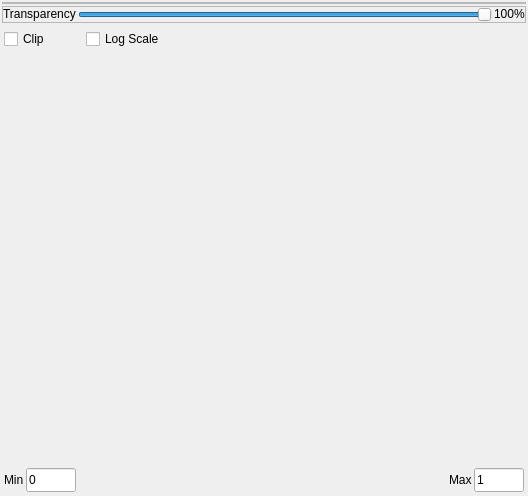
Qt form ui/Ui_display_settings_widget.ui (fuslab-uofu/UCAIR3D) before a commit.
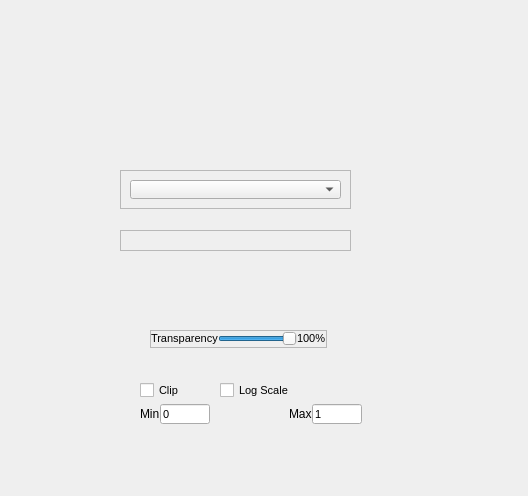
The same form after that commit.

```diff
--- a/ui/Ui_display_settings_widget.ui
+++ b/ui/Ui_display_settings_widget.ui
@@ -34,29 +34,20 @@
   <property name="styleSheet">
    <string notr="true"/>
   </property>
-  <layout class="QVBoxLayout" name="verticalLayout" stretch="0,0,0">
-   <property name="spacing">
-    <number>2</number>
-   </property>
-   <property name="leftMargin">
-    <number>2</number>
-   </property>
-   <property name="topMargin">
-    <number>2</number>
-   </property>
-   <property name="rightMargin">
-    <number>2</number>
-   </property>
-   <property name="bottomMargin">
-    <number>2</number>
-   </property>
-   <item>
     <widget class="QFrame" name="colormap_combo_frame">
+   <property name="geometry">
+    <rect>
+     <x>120</x>
+     <y>230</y>
+     <width>231</width>
+     <height>21</height>
+    </rect>
+   </property>
      <property name="frameShape">
       <enum>QFrame::StyledPanel</enum>
      </property>
      <property name="frameShadow">
-      <enum>QFrame::Raised</enum>
+    <enum>QFrame::Sunken</enum>
      </property>
      <layout class="QHBoxLayout" name="horizontalLayout_11">
       <property name="spacing">
@@ -76,18 +67,24 @@
       </property>
      </layout>
     </widget>
-   </item>
-   <item>
     <widget class="QFrame" name="alpha_slider_frame">
+   <property name="geometry">
+    <rect>
+     <x>150</x>
+     <y>330</y>
+     <width>177</width>
+     <height>18</height>
+    </rect>
+   </property>
      <property name="frameShape">
       <enum>QFrame::StyledPanel</enum>
      </property>
      <property name="frameShadow">
-      <enum>QFrame::Raised</enum>
+    <enum>QFrame::Sunken</enum>
      </property>
      <layout class="QHBoxLayout" name="horizontalLayout_12">
       <property name="spacing">
-       <number>2</number>
+     <number>0</number>
       </property>
       <property name="leftMargin">
        <number>0</number>
@@ -106,7 +103,7 @@
         <property name="font">
          <font>
           <family>Segoe UI</family>
-          <pointsize>9</pointsize>
+        <pointsize>8</pointsize>
          </font>
         </property>
         <property name="text">
@@ -116,6 +113,18 @@
       </item>
       <item alignment="Qt::AlignVCenter">
        <widget class="QSlider" name="transparency_slider">
+      <property name="minimumSize">
+       <size>
+        <width>0</width>
+        <height>16</height>
+       </size>
+      </property>
+      <property name="maximumSize">
+       <size>
+        <width>16777215</width>
+        <height>16</height>
+       </size>
+      </property>
         <property name="maximum">
          <number>100</number>
         </property>
@@ -132,7 +141,7 @@
         <property name="font">
          <font>
           <family>Segoe UI</family>
-          <pointsize>9</pointsize>
+        <pointsize>8</pointsize>
          </font>
         </property>
         <property name="text">
@@ -142,9 +151,15 @@
       </item>
      </layout>
     </widget>
-   </item>
-   <item>
     <widget class="QFrame" name="histogram_frame">
+   <property name="geometry">
+    <rect>
+     <x>140</x>
+     <y>380</y>
+     <width>222</width>
+     <height>44</height>
+    </rect>
+   </property>
      <property name="sizePolicy">
       <sizepolicy hsizetype="Preferred" vsizetype="Preferred">
        <horstretch>0</horstretch>
@@ -159,43 +174,43 @@
      </property>
      <layout class="QVBoxLayout" name="verticalLayout_2" stretch="0,1,0,0">
       <property name="spacing">
-       <number>2</number>
+     <number>0</number>
       </property>
       <property name="leftMargin">
-       <number>2</number>
+     <number>0</number>
       </property>
       <property name="topMargin">
-       <number>2</number>
+     <number>0</number>
       </property>
       <property name="rightMargin">
-       <number>2</number>
+     <number>0</number>
       </property>
       <property name="bottomMargin">
-       <number>2</number>
+     <number>0</number>
       </property>
       <item>
-       <layout class="QHBoxLayout" name="clip_log_layout" stretch="0,2,0">
+     <layout class="QHBoxLayout" name="clip_log_layout" stretch="0,0,2">
         <property name="spacing">
-         <number>2</number>
+       <number>0</number>
         </property>
         <item alignment="Qt::AlignBottom">
          <widget class="QCheckBox" name="clip_checkbox">
           <property name="minimumSize">
            <size>
             <width>80</width>
-            <height>24</height>
+          <height>20</height>
            </size>
           </property>
           <property name="maximumSize">
            <size>
             <width>60</width>
-            <height>24</height>
+          <height>20</height>
            </size>
           </property>
           <property name="font">
            <font>
             <family>Segoe UI</family>
-            <pointsize>9</pointsize>
+          <pointsize>8</pointsize>
            </font>
           </property>
           <property name="text">
@@ -214,19 +229,19 @@
           <property name="minimumSize">
            <size>
             <width>100</width>
-            <height>24</height>
+          <height>20</height>
            </size>
           </property>
           <property name="maximumSize">
            <size>
             <width>100</width>
-            <height>24</height>
+          <height>20</height>
            </size>
           </property>
           <property name="font">
            <font>
             <family>Segoe UI</family>
-            <pointsize>9</pointsize>
+          <pointsize>8</pointsize>
            </font>
           </property>
           <property name="text">
@@ -326,6 +341,9 @@
       </item>
       <item>
        <layout class="QHBoxLayout" name="range_slider_layout" stretch="0,0,0,0,0">
+      <property name="spacing">
+       <number>0</number>
+      </property>
         <item>
          <widget class="QLabel" name="min_label">
           <property name="sizePolicy">
@@ -337,13 +355,13 @@
           <property name="minimumSize">
            <size>
             <width>0</width>
-            <height>24</height>
+          <height>20</height>
            </size>
           </property>
           <property name="maximumSize">
            <size>
             <width>16777215</width>
-            <height>24</height>
+          <height>20</height>
            </size>
           </property>
           <property name="font">
@@ -368,19 +386,19 @@
           <property name="minimumSize">
            <size>
             <width>0</width>
-            <height>24</height>
+          <height>20</height>
            </size>
           </property>
           <property name="maximumSize">
            <size>
             <width>50</width>
-            <height>24</height>
+          <height>20</height>
            </size>
           </property>
           <property name="font">
            <font>
             <family>Segoe UI</family>
-            <pointsize>9</pointsize>
+          <pointsize>8</pointsize>
            </font>
           </property>
           <property name="text">
@@ -406,13 +424,13 @@
           <property name="minimumSize">
            <size>
             <width>0</width>
-            <height>24</height>
+          <height>20</height>
            </size>
           </property>
           <property name="maximumSize">
            <size>
             <width>16777215</width>
-            <height>24</height>
+          <height>20</height>
            </size>
           </property>
           <property name="font">
@@ -437,19 +455,19 @@
           <property name="minimumSize">
            <size>
             <width>0</width>
-            <height>24</height>
+          <height>20</height>
            </size>
           </property>
           <property name="maximumSize">
            <size>
             <width>50</width>
-            <height>24</height>
+          <height>20</height>
            </size>
           </property>
           <property name="font">
            <font>
             <family>Segoe UI</family>
-            <pointsize>9</pointsize>
+          <pointsize>8</pointsize>
            </font>
           </property>
           <property name="text">
@@ -461,8 +479,27 @@
       </item>
      </layout>
     </widget>
-   </item>
-  </layout>
+  <widget class="QFrame" name="image_selection_frame">
+   <property name="geometry">
+    <rect>
+     <x>120</x>
+     <y>170</y>
+     <width>231</width>
+     <height>39</height>
+    </rect>
+   </property>
+   <property name="frameShape">
+    <enum>QFrame::StyledPanel</enum>
+   </property>
+   <property name="frameShadow">
+    <enum>QFrame::Sunken</enum>
+   </property>
+   <layout class="QHBoxLayout" name="horizontalLayout">
+    <item>
+     <widget class="QComboBox" name="image_selection_combo"/>
+    </item>
+   </layout>
+  </widget>
  </widget>
  <resources/>
  <connections/>
```
Lines whose indentation alone changed are shown as unchanged.
